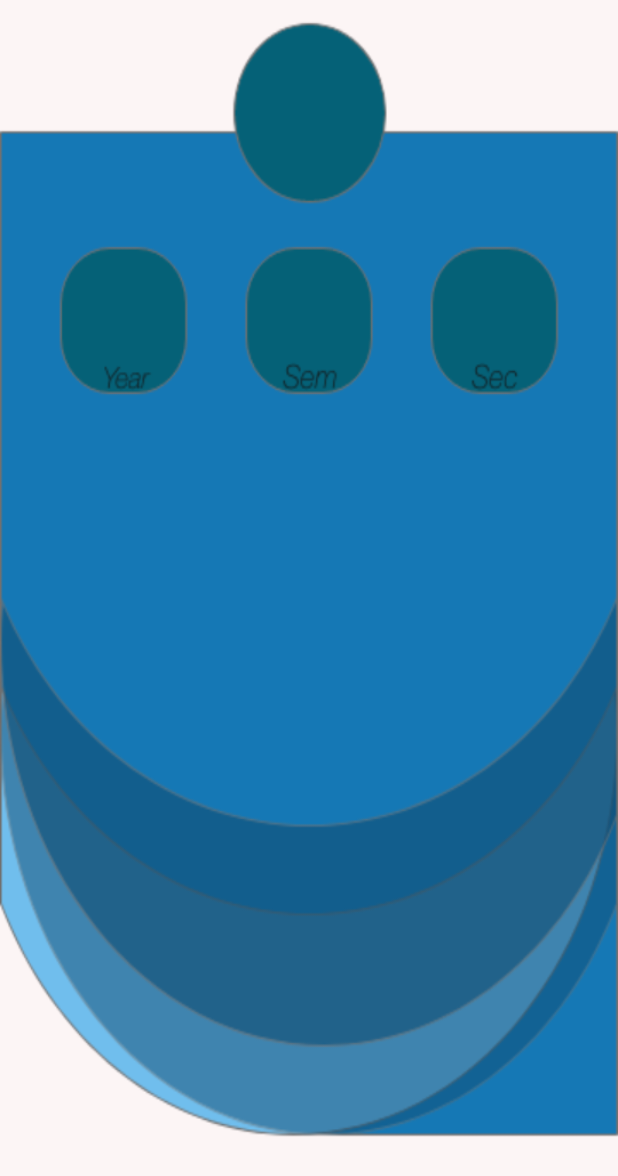
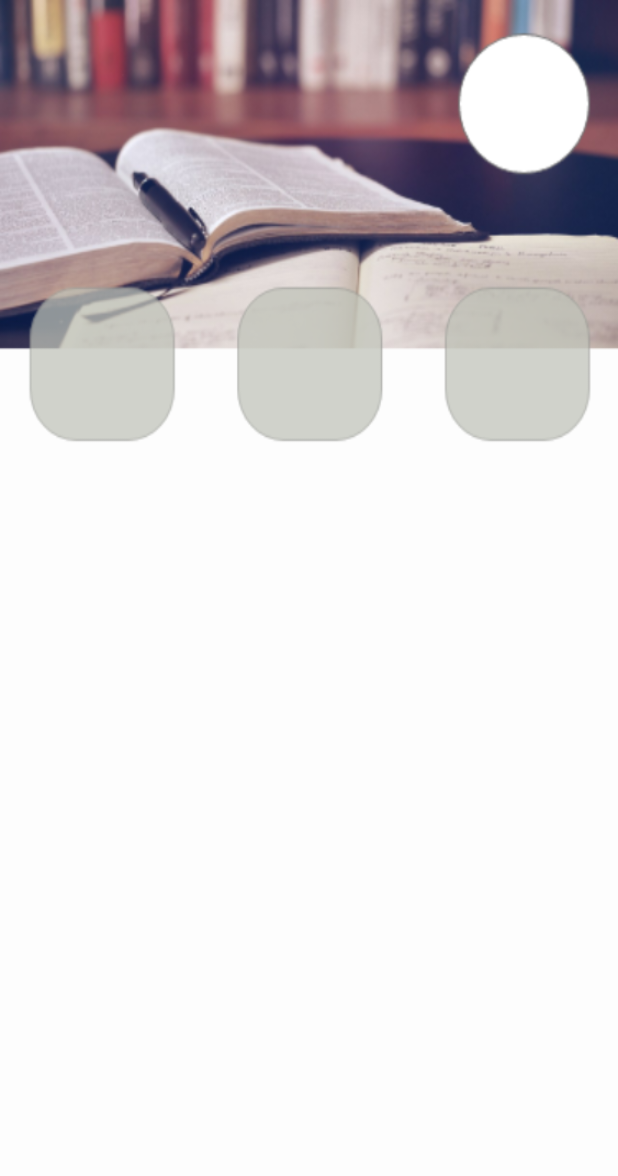
Before and after one commit to menasehk13/HighTechStudents, an Android app: the ProfileView screen opened directly, with no data from a screen before it, on a phone screen of 412 x 824 dp. Shown: the top 1176 px of the screen. Run offline under Robolectric (Android 15) with nearby library versions, the phone set to English and light mode, and no system bars.

Commit message:
update new

```diff
--- a/app/src/main/res/layout/activity_profile_view.xml
+++ b/app/src/main/res/layout/activity_profile_view.xml
@@ -5,6 +5,6 @@
     android:layout_width="match_parent"
     android:layout_height="match_parent"
     tools:context=".ProfileView"
-    android:background="@drawable/profilebackground1">
+    android:background="@drawable/backgroundforuserprofile">
 
 </androidx.constraintlayout.widget.ConstraintLayout>
```
Also changed, not shown: app/src/main/res/drawable-v24/backgroundforuserprofile.png (added).
